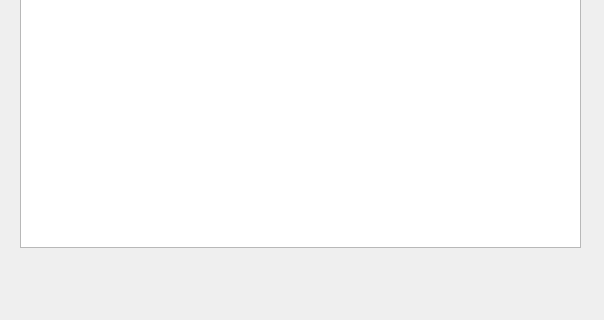
Old version of the form MainLaunch_qt/smallhouselist.ui in the repository luohanqing0318/graduation-design; both pictures show x 0 to 604 and y 253 to 573 of the 604 by 573 pixel window.
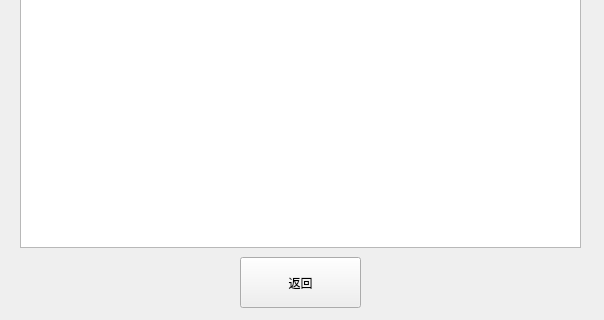
New version of the form.

Patch:
```diff
--- a/MainLaunch_qt/smallhouselist.ui
+++ b/MainLaunch_qt/smallhouselist.ui
@@ -23,6 +23,22 @@
     </rect>
    </property>
   </widget>
+  <widget class="QPushButton" name="pushButton">
+   <property name="geometry">
+    <rect>
+     <x>240</x>
+     <y>510</y>
+     <width>121</width>
+     <height>51</height>
+    </rect>
+   </property>
+   <property name="styleSheet">
+    <string notr="true">font: 25 14pt &quot;Microsoft YaHei&quot;;</string>
+   </property>
+   <property name="text">
+    <string>返回</string>
+   </property>
+  </widget>
  </widget>
  <resources/>
  <connections/>
```
Left out of the diff: 2 changed lines with no effect on the pictures.
